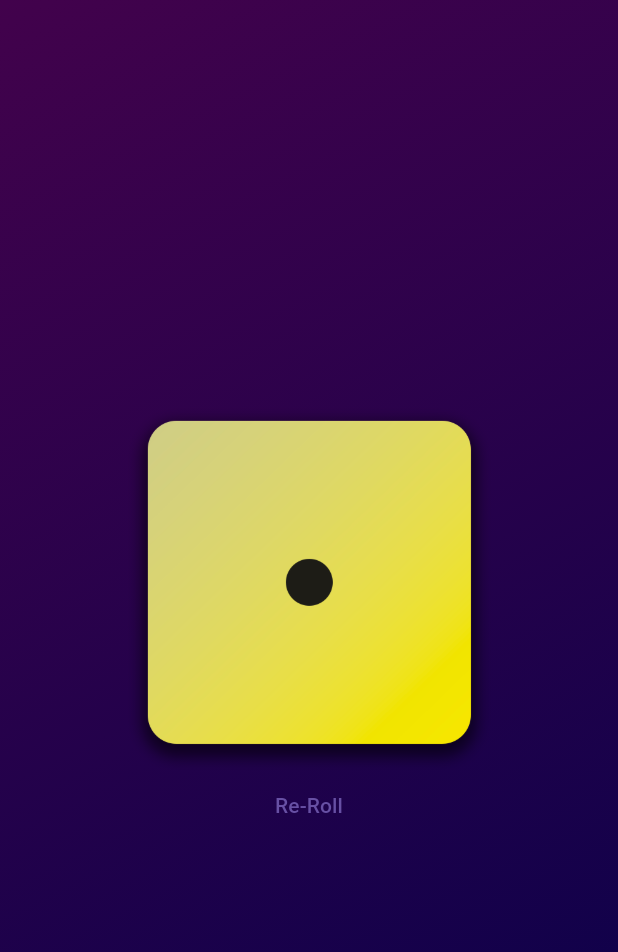
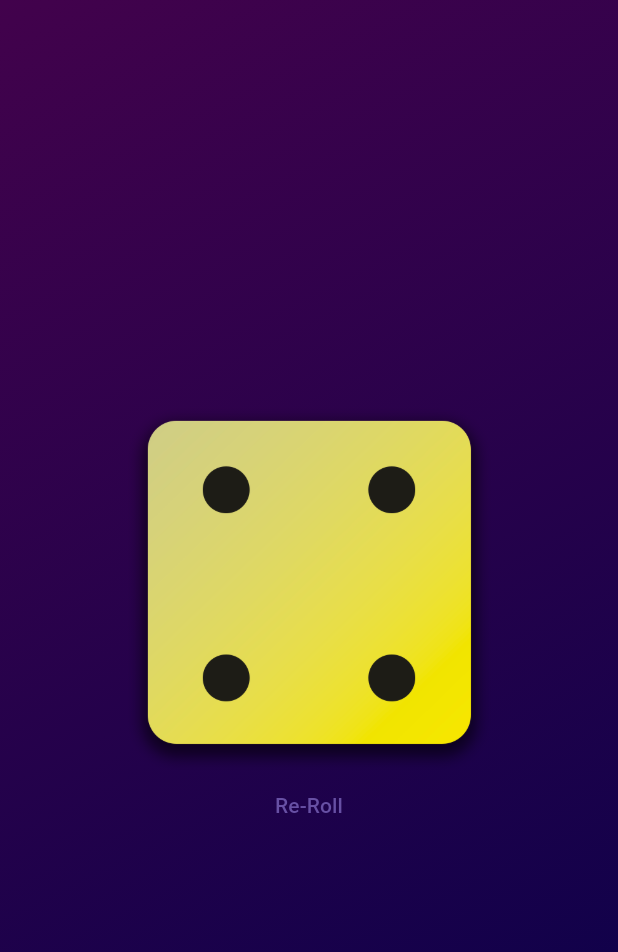
Before and after one commit to izasoerya/Learning-Flutter, a Flutter app: the screen it shows after launch, after a tap on "Re-Roll", on a phone screen of 412 x 824 dp. Shown: the top 952 px of the screen. Run offline on Flutter 3.47's test engine with Material 3 defaults, Android fonts, the phone set to English and light mode, and no system bars.

Commit message:
feat: separate background widget with roll dice

```diff
--- a/lib/background.dart
+++ b/lib/background.dart
@@ -1,4 +1,5 @@
 import 'package:flutter/material.dart';
+import 'package:test_drive/roll_dice.dart';
 // import 'body_title.dart';
 
 class GradientContainer extends StatelessWidget {
@@ -14,17 +15,7 @@ class GradientContainer extends StatelessWidget {
         begin: Alignment.topLeft,
         end: Alignment.bottomRight,
       )),
-      child: Center(
-          child: Column(
-        mainAxisSize: MainAxisSize.min,
-        children: [
-          Image.asset(
-            'assets/images/dice-1.png',
-            width: 250,
-          ),
-          TextButton(onPressed: () {}, child: const Text('Re-Roll'))
-        ],
-      )),
+      child: DiceRoll(key),
     );
   }
 }
```
